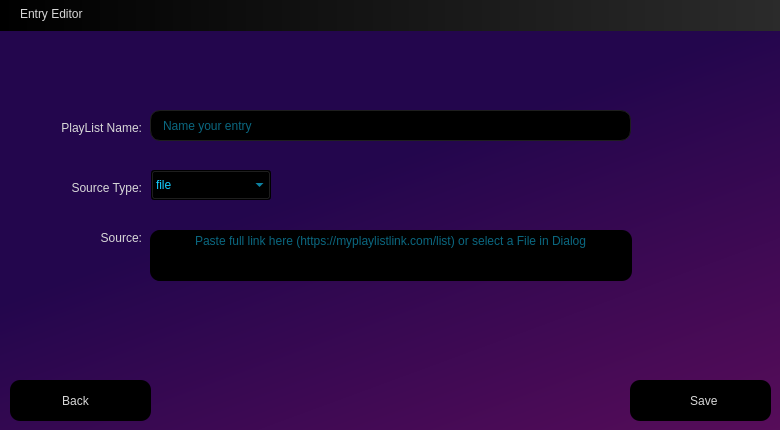
Above: assets/EntryEditor.ui from ifreddyrod/SpyderPlayer before the change. Below: the same form after it.
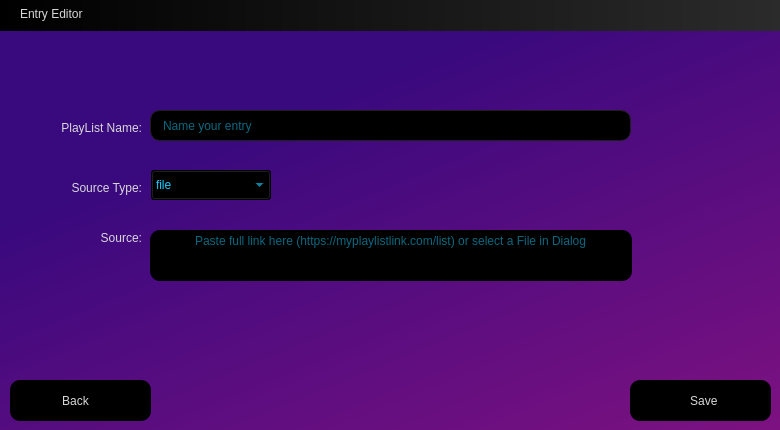
That is the form after the change. Icons and pictures are not drawn.

Commit message: - Fixed crash in linux where currentSelectedItem_ and player_ needed to be initialized to nullptr first. - Attempted to fix a bug in linux where the controlpanel was not being moved to the correct location when in fullscreen - Made a tweak to the retries to multiply the retry count by the stall delay.  Effectively giving each retry more time in between.  Updated the default retry and stall delays in AppData to reflect this - Changed the background color intensity for all of the settings screens.  Was too dull and reverted back to how I had it

```diff
--- a/assets/EntryEditor.ui
+++ b/assets/EntryEditor.ui
@@ -349,8 +349,9 @@
     </rect>
    </property>
    <property name="styleSheet">
-    <string notr="true">/*background-color: qlineargradient(spread:pad, x1:0.369, y1:0.182, x2:1, y2:1, stop:0 rgba(57, 9, 126, 255), stop:1 rgba(129, 18, 129, 255));*/
-background-color: qlineargradient(spread:pad, x1:0.506931, y1:0.295636, x2:1, y2:1, stop:0 rgba(35, 6, 77, 255), stop:1 rgba(90, 13, 90, 255));</string>
+    <string notr="true">background-color: qlineargradient(spread:pad, x1:0.369, y1:0.182, x2:1, y2:1, stop:0 rgba(57, 9, 126, 255), stop:1 rgba(129, 18, 129, 255));
+/*
+background-color: qlineargradient(spread:pad, x1:0.506931, y1:0.295636, x2:1, y2:1, stop:0 rgba(35, 6, 77, 255), stop:1 rgba(90, 13, 90, 255));*/</string>
    </property>
   </widget>
   <zorder>background_widget</zorder>
```
The commit also changes 13 other files.
